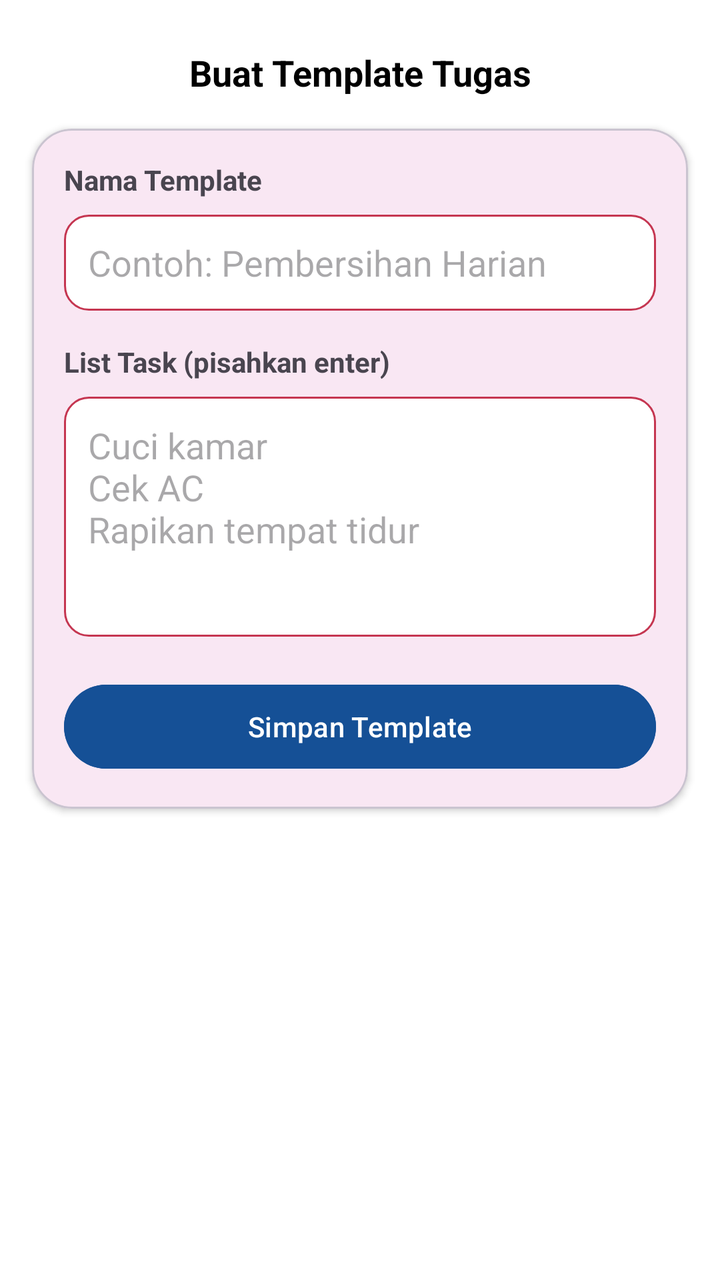
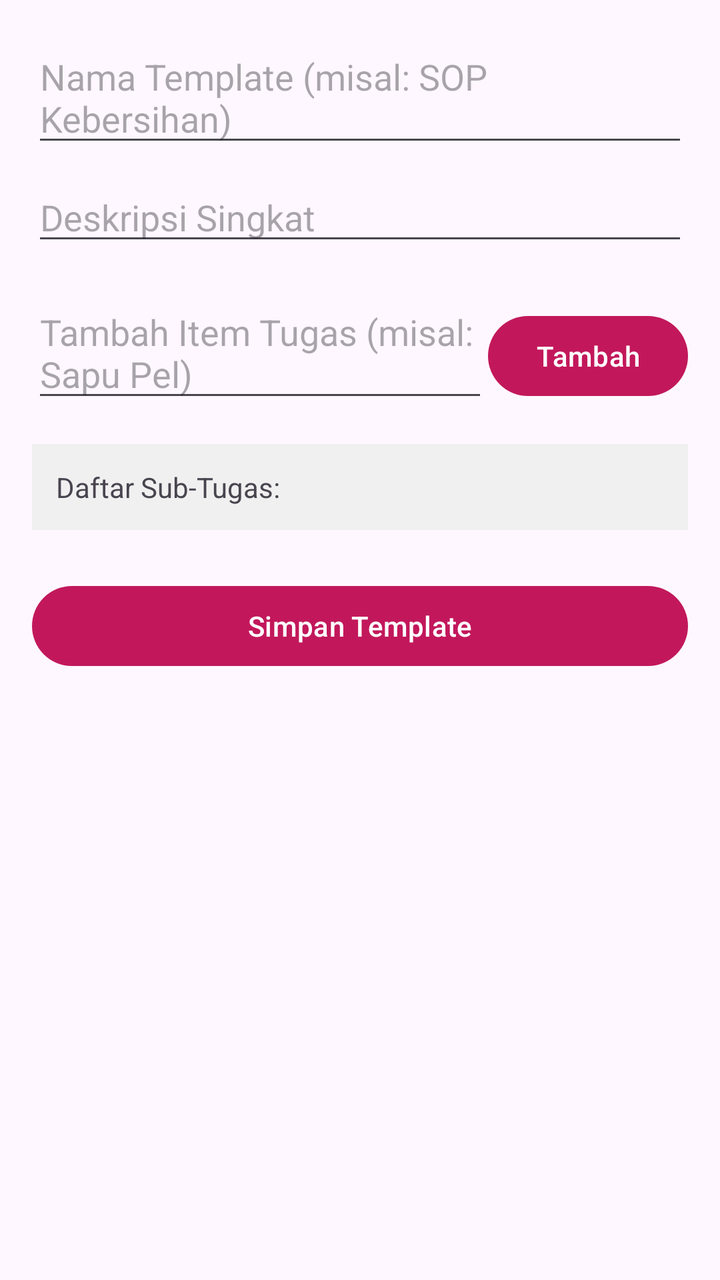

Before-and-after screenshots of an Android layout around one commit, followed by the original layout XML and the change that was made.
<!-- AndroidManifest.xml: application theme Theme.VsmentProject -->
<!-- res/layout/fragment_template_form.xml -->
<?xml version="1.0" encoding="utf-8"?>
<androidx.constraintlayout.widget.ConstraintLayout
    xmlns:android="http://schemas.android.com/apk/res/android"
    xmlns:app="http://schemas.android.com/apk/res-auto"
    android:layout_width="match_parent"
    android:layout_height="match_parent"
    android:background="@color/myWhite">

    <TextView
        android:id="@+id/tvHeader"
        android:layout_width="0dp"
        android:layout_height="wrap_content"
        android:text="Buat Template Tugas"
        android:textStyle="bold"
        android:textSize="18sp"
        android:gravity="center"
        android:textColor="@color/myBlack"
        android:layout_marginTop="24dp"
        app:layout_constraintTop_toTopOf="parent"
        app:layout_constraintStart_toStartOf="parent"
        app:layout_constraintEnd_toEndOf="parent"/>

    <com.google.android.material.card.MaterialCardView
        android:layout_width="0dp"
        android:layout_height="wrap_content"
        android:layout_margin="16dp"
        app:cardCornerRadius="20dp"
        app:cardElevation="2dp"
        app:layout_constraintTop_toBottomOf="@id/tvHeader"
        app:layout_constraintStart_toStartOf="parent"
        app:layout_constraintEnd_toEndOf="parent">

        <LinearLayout
            android:layout_width="match_parent"
            android:layout_height="wrap_content"
            android:orientation="vertical"
            android:padding="16dp">

            
            <TextView
                android:layout_width="wrap_content"
                android:layout_height="wrap_content"
                android:text="Nama Template"
                android:textStyle="bold"/>

            <EditText
                android:id="@+id/etNamaTemplate"
                android:layout_width="match_parent"
                android:layout_height="48dp"
                android:hint="Contoh: Pembersihan Harian"
                android:background="@drawable/bg_input_form"
                android:paddingHorizontal="12dp"
                android:layout_marginTop="8dp"/>

            
            <TextView
                android:layout_width="wrap_content"
                android:layout_height="wrap_content"
                android:text="List Task (pisahkan enter)"
                android:textStyle="bold"
                android:layout_marginTop="16dp"/>

            <EditText
                android:id="@+id/etListTask"
                android:layout_width="match_parent"
                android:layout_height="120dp"
                android:hint="Cuci kamar\nCek AC\nRapikan tempat tidur"
                android:gravity="top"
                android:background="@drawable/bg_input_form"
                android:padding="12dp"
                android:layout_marginTop="8dp"
                android:inputType="textMultiLine"/>

            
            <Button
                android:id="@+id/btnSimpanTemplate"
                android:layout_width="match_parent"
                android:layout_height="50dp"
                android:text="Simpan Template"
                android:layout_marginTop="20dp"
                android:backgroundTint="@color/myBlueDark"
                android:textColor="@color/myWhite"/>

        </LinearLayout>

    </com.google.android.material.card.MaterialCardView>

</androidx.constraintlayout.widget.ConstraintLayout>
<!-- resources referenced by this layout -->
<resources>
  <color name="myBlack">#FF000000</color>
  <color name="myBlueDark">#155096</color>
  <color name="myWhite">#FFFFFFFF</color>
  <!-- drawable bg_input_form (drawable) -->
  <?xml version="1.0" encoding="utf-8"?>
  <shape xmlns:android="http://schemas.android.com/apk/res/android">
      <solid android:color="@android:color/white" />
      <stroke
          android:width="1dp"
          android:color="@color/myRedDark" /> <corners android:radius="12dp" /> </shape>
  <style name="Theme.VsmentProject" parent="Theme.Material3.DayNight.NoActionBar">
          <item name="colorPrimary">#C2185B</item>
          <item name="colorOnPrimary">#FFFFFF</item>
          <item name="android:statusBarColor">#C2185B</item>
          <item name="colorContainer">@android:color/transparent</item>
          <item name="colorControlHighlight">#20C63D54</item>
          <item name="materialAlertDialogTheme">@style/CustomMaterialDialog</item>
      </style>
  <color name="myRedDark">#C53651</color>
  <style name="CustomMaterialDialog" parent="ThemeOverlay.Material3.MaterialAlertDialog">
          <item name="colorPrimary">#C2185B</item>
          <item name="colorOnSurface">#333333</item>
          <item name="materialAlertDialogTitleTextStyle">@style/TitleTextStyle</item>
          <item name="shapeAppearanceOverlay">@style/ShapeAppearance.App.MediumComponent</item>
      </style>
  <style name="TitleTextStyle" parent="MaterialAlertDialog.Material3.Title.Text">
          <item name="android:textStyle">bold</item>
          <item name="android:textSize">20sp</item>
          <item name="android:textColor">#333333</item>
      </style>
  <style name="ShapeAppearance.App.MediumComponent" parent="ShapeAppearance.Material3.MediumComponent">
          <item name="cornerFamily">rounded</item>
          <item name="cornerSize">24dp</item>
      </style>
</resources>

<!-- the commit's change to res/layout/fragment_template_form.xml (unified diff, before → after) -->
@@ -1,88 +1,70 @@
 <?xml version="1.0" encoding="utf-8"?>
-<androidx.constraintlayout.widget.ConstraintLayout
-    xmlns:android="http://schemas.android.com/apk/res/android"
-    xmlns:app="http://schemas.android.com/apk/res-auto"
+<ScrollView xmlns:android="http://schemas.android.com/apk/res/android"
     android:layout_width="match_parent"
     android:layout_height="match_parent"
-    android:background="@color/myWhite">
+    android:padding="16dp">
 
-    <TextView
-        android:id="@+id/tvHeader"
-        android:layout_width="0dp"
+    <LinearLayout
+        android:layout_width="match_parent"
         android:layout_height="wrap_content"
-        android:text="Buat Template Tugas"
-        android:textStyle="bold"
-        android:textSize="18sp"
-        android:gravity="center"
-        android:textColor="@color/myBlack"
-        android:layout_marginTop="24dp"
-        app:layout_constraintTop_toTopOf="parent"
-        app:layout_constraintStart_toStartOf="parent"
-        app:layout_constraintEnd_toEndOf="parent"/>
+        android:orientation="vertical">
 
-    <com.google.android.material.card.MaterialCardView
-        android:layout_width="0dp"
-        android:layout_height="wrap_content"
-        android:layout_margin="16dp"
-        app:cardCornerRadius="20dp"
-        app:cardElevation="2dp"
-        app:layout_constraintTop_toBottomOf="@id/tvHeader"
-        app:layout_constraintStart_toStartOf="parent"
-        app:layout_constraintEnd_toEndOf="parent">
+        <EditText
+            android:id="@+id/etNamaTemplate"
+            android:layout_width="match_parent"
+            android:layout_height="wrap_content"
+            android:hint="Nama Template (misal: SOP Kebersihan)" />
+
+        <EditText
+            android:id="@+id/etDeskripsiTemplate"
+            android:layout_width="match_parent"
+            android:layout_height="wrap_content"
+            android:layout_marginTop="8dp"
+            android:hint="Deskripsi Singkat" />
 
         <LinearLayout
             android:layout_width="match_parent"
             android:layout_height="wrap_content"
-            android:orientation="vertical"
-            android:padding="16dp">
+            android:layout_marginTop="16dp"
+            android:orientation="horizontal">
 
-            
-            <TextView
+            <EditText
+                android:id="@+id/etItemTugas"
+                android:layout_width="0dp"
+                android:layout_height="wrap_content"
+                android:layout_weight="1"
+                android:hint="Tambah Item Tugas (misal: Sapu Pel)" />
+
+            <Button
+                android:id="@+id/btnTambahItem"
                 android:layout_width="wrap_content"
                 android:layout_height="wrap_content"
-                android:text="Nama Template"
-                android:textStyle="bold"/>
-
-            <EditText
-                android:id="@+id/etNamaTemplate"
-                android:layout_width="match_parent"
-                android:layout_height="48dp"
-                android:hint="Contoh: Pembersihan Harian"
-                android:background="@drawable/bg_input_form"
-                android:paddingHorizontal="12dp"
-                android:layout_marginTop="8dp"/>
-
-            
-            <TextView
-                android:layout_width="wrap_content"
-                android:layout_height="wrap_content"
-                android:text="List Task (pisahkan enter)"
-                android:textStyle="bold"
-                android:layout_marginTop="16dp"/>
-
-            <EditText
-                android:id="@+id/etListTask"
-                android:layout_width="match_parent"
-                android:layout_height="120dp"
-                android:hint="Cuci kamar\nCek AC\nRapikan tempat tidur"
-                android:gravity="top"
-                android:background="@drawable/bg_input_form"
-                android:padding="12dp"
-                android:layout_marginTop="8dp"
-                android:inputType="textMultiLine"/>
-
-            
-            <Button
-                android:id="@+id/btnSimpanTemplate"
-                android:layout_width="match_parent"
-                android:layout_height="50dp"
-                android:text="Simpan Template"
-                android:layout_marginTop="20dp"
-                android:backgroundTint="@color/myBlueDark"
-                android:textColor="@color/myWhite"/>
-
+                android:text="Tambah" />
         </LinearLayout>
 
-    </com.google.android.material.card.MaterialCardView>
+        <TextView
+            android:id="@+id/tvPreviewItems"
+            android:layout_width="match_parent"
+            android:layout_height="wrap_content"
+            android:layout_marginTop="16dp"
+            android:background="#F0F0F0"
+            android:padding="12dp"
+            android:text="Daftar Sub-Tugas:" />
 
-</androidx.constraintlayout.widget.ConstraintLayout>
+        <Button
+            android:id="@+id/btnSimpanTemplate"
+            android:layout_width="match_parent"
+            android:layout_height="wrap_content"
+            android:layout_marginTop="24dp"
+            android:text="Simpan Template" />
+
+        <ProgressBar
+            android:id="@+id/progressBar"
+            android:layout_width="wrap_content"
+            android:layout_height="wrap_content"
+            android:layout_gravity="center"
+            android:visibility="gone" />
+
+    </LinearLayout>
+
+</ScrollView>
<!-- resource entries referenced after the edit -->
@@ -1,15 +1,5 @@
 <!-- resources referenced by this layout -->
 <resources>
-  <color name="myBlack">#FF000000</color>
-  <color name="myBlueDark">#155096</color>
-  <color name="myWhite">#FFFFFFFF</color>
-  <!-- drawable bg_input_form (drawable) -->
-  <?xml version="1.0" encoding="utf-8"?>
-  <shape xmlns:android="http://schemas.android.com/apk/res/android">
-      <solid android:color="@android:color/white" />
-      <stroke
-          android:width="1dp"
-          android:color="@color/myRedDark" /> <corners android:radius="12dp" /> </shape>
   <style name="Theme.VsmentProject" parent="Theme.Material3.DayNight.NoActionBar">
           <item name="colorPrimary">#C2185B</item>
           <item name="colorOnPrimary">#FFFFFF</item>
@@ -18,7 +8,6 @@
           <item name="colorControlHighlight">#20C63D54</item>
           <item name="materialAlertDialogTheme">@style/CustomMaterialDialog</item>
       </style>
-  <color name="myRedDark">#C53651</color>
   <style name="CustomMaterialDialog" parent="ThemeOverlay.Material3.MaterialAlertDialog">
           <item name="colorPrimary">#C2185B</item>
           <item name="colorOnSurface">#333333</item>
